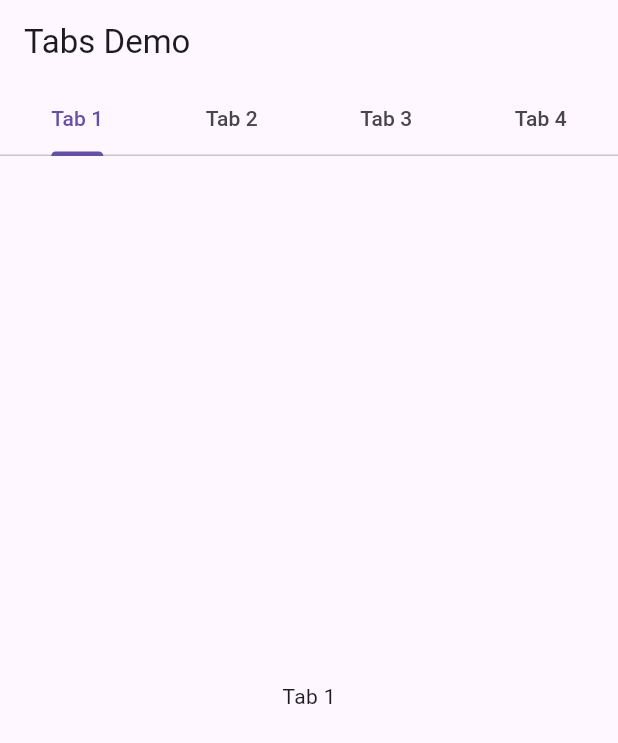
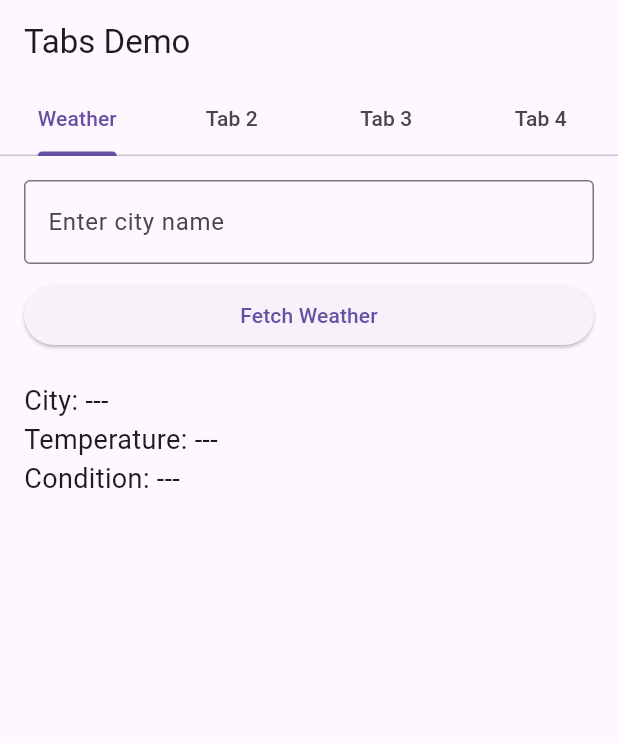
Before and after one commit to Mobile-app-dev-fall-2025/inclass3, a Flutter app: the screen it shows after launch, on a phone screen of 412 x 824 dp. Shown: the top 743 px of the screen. Run offline on Flutter 3.47's test engine with Material 3 defaults, Android fonts, the phone set to English and light mode, and no system bars.

Commit message:
Update main.dart
basic UI with input field and button

```diff
--- a/weatherapp/lib/main.dart
+++ b/weatherapp/lib/main.dart
@@ -28,6 +28,12 @@ class __TabsNonScrollableDemoState extends State<_TabsNonScrollableDemo>
   late TabController _tabController;
 
   final RestorableInt tabIndex = RestorableInt(0);
+
+  //weather state variables
+  final TextEditingController _cityController = TextEditingController();
+  String _cityName = "---";
+  String _temperature = "---";
+  String _condition = "---";
 
   @override
   String get restorationId => 'tab_non_scrollable_demo';
@@ -64,7 +70,7 @@ class __TabsNonScrollableDemoState extends State<_TabsNonScrollableDemo>
   @override
   Widget build(BuildContext context) {
 
-  final tabs = ['Tab 1', 'Tab 2', 'Tab 3', 'Tab 4'];
+  final tabs = ['Weather', 'Tab 2', 'Tab 3', 'Tab 4'];
 
   return Scaffold(
     appBar: AppBar(
@@ -82,10 +88,41 @@ class __TabsNonScrollableDemoState extends State<_TabsNonScrollableDemo>
     body: TabBarView(
       controller: _tabController,
       children: [
-        for (final tab in tabs)
-          Center(
-              child: Text(tab),
+          Padding(
+            padding: const EdgeInsets.all(16.0),
+            child: Column(
+              crossAxisAlignment: CrossAxisAlignment.stretch,
+              children: [
+                TextField(
+                  controller: _cityController,
+                  decoration: const InputDecoration(
+                    border: OutlineInputBorder(),
+                    labelText: "Enter city name",
+                  ),
+                ),
+                const SizedBox(height: 10),
+                ElevatedButton(
+                  onPressed: () {
+                    if (_cityController.text.isNotEmpty) {
+                      _simulateWeather(_cityController.text);
+                    }
+                  },
+                  child: const Text("Fetch Weather"),
+                ),
+                const SizedBox(height: 20),
+                Text("City: $_cityName", style: const TextStyle(fontSize: 18)),
+                Text("Temperature: $_temperature", style: const TextStyle(fontSize: 18)),
+                Text("Condition: $_condition", style: const TextStyle(fontSize: 18)),
+              ],
+            ),
           ),
+
+          // ✅ Other Tabs: Placeholders
+          for (int i = 2; i <= 4; i++)
+            Center(
+              child: Text("Content for Tab $i",
+                  style: const TextStyle(fontSize: 20)),
+            ),
         ],
       ),
     );
```
